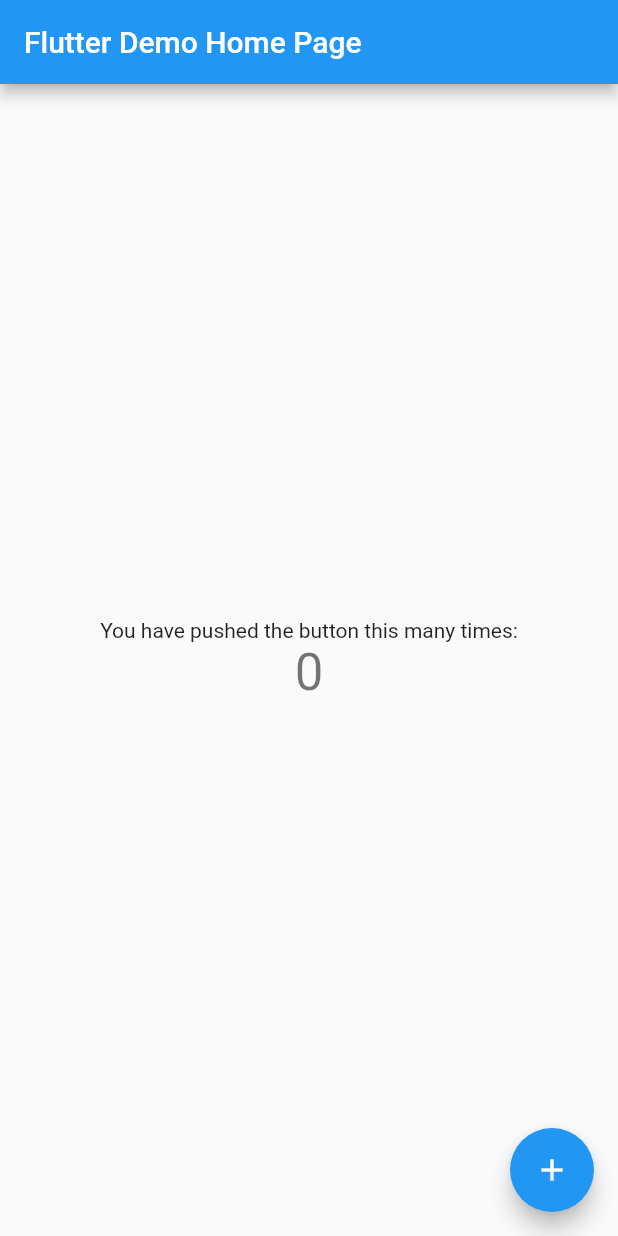
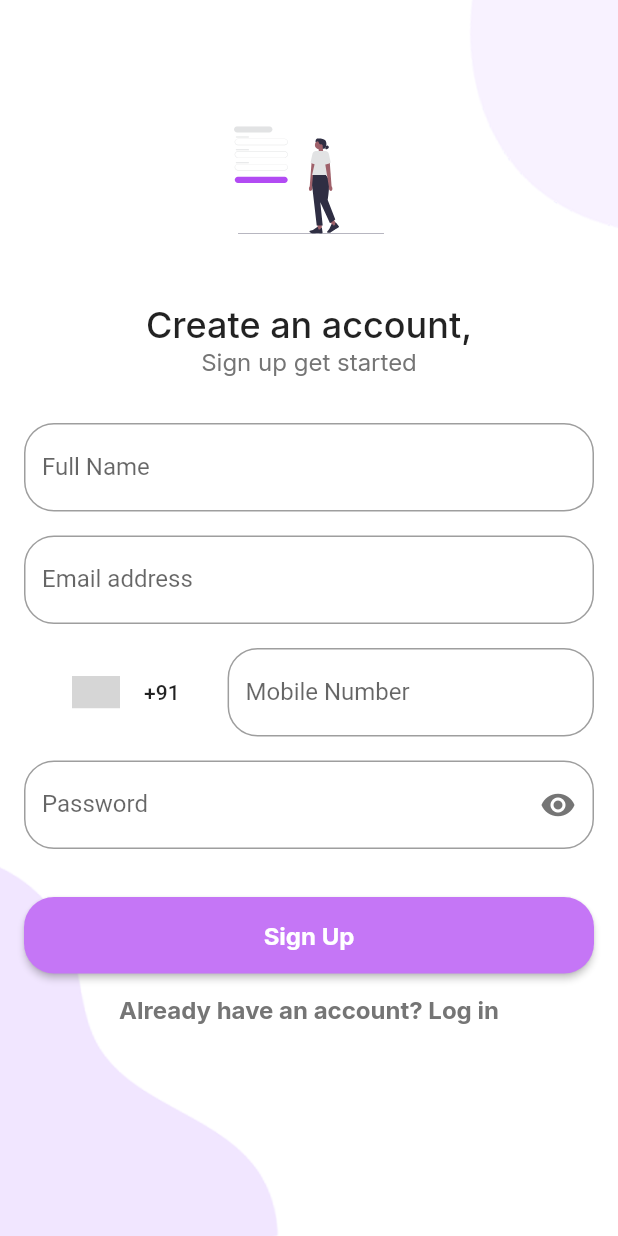
Before and after one commit to Churanta/ServiceApp-Motocross-India, a Flutter app: the screen it shows after launch, on a phone screen of 412 x 824 dp. Run offline on Flutter 3.47's test engine with Material 2 defaults, Android fonts, the phone set to English and light mode, and no system bars; drawn by our look-alikes of country_code_picker; our stand-ins replace flutter_svg, google_fonts; grey boxes are pictures that could not be loaded.

Commit message:
login & signup page

```diff
--- /dev/null
+++ b/lib/Authentication/signup_screen.dart
@@ -0,0 +1,191 @@
+import 'package:flutter/material.dart';
+import 'package:flutter/services.dart';
+import 'package:flutter_svg/flutter_svg.dart';
+import 'package:google_fonts/google_fonts.dart';
+import 'package:country_code_picker/country_code_picker.dart';
+
+
+class SignUpScreen extends StatefulWidget {
+  const SignUpScreen({Key? key}) : super(key: key);
+
+  @override
+  _SignUpScreenState createState() => _SignUpScreenState();
+}
+
+class _SignUpScreenState extends State<SignUpScreen> {
+  bool _obscureText = true;
+  String _selectedCountryCode = "+91"; // Default country code
+
+  @override
+  Widget build(BuildContext context) {
+    return Scaffold(
+        body: SizedBox(
+            height: MediaQuery.of(context).size.height,
+            width: MediaQuery.of(context).size.width,
+            child: Container(
+              decoration: BoxDecoration(
+                image: DecorationImage(
+                  image: AssetImage('assets/images/signinbg.png'),
+                  fit: BoxFit.cover,
+                ),
+              ),
+              child: SafeArea(
+                child: Padding(
+                  padding: const EdgeInsets.symmetric(horizontal: 16.0),
+                  child: SingleChildScrollView(
+                    child: Column(
+                      crossAxisAlignment: CrossAxisAlignment.start,
+                      children: [
+                        const SizedBox(height: 70.0),
+                        Center(
+                          child: SvgPicture.asset(
+                            'assets/svg/signup.svg',
+                            width: 100,
+                            height: 100,
+                          ),
+                        ),
+                        const SizedBox(height: 32.0),
+                        Center(
+                          child: Text(
+                            'Create an account,',
+                            style: GoogleFonts.inter(
+                              fontSize: 24,
+                              fontWeight: FontWeight.w500,
+                            ),
+                          ),
+                        ),
+                        Center(
+                          child: Text(
+                            'Sign up get started',
+                            style: GoogleFonts.inter(
+                              fontSize: 16,
+                              color: Colors.grey[600],
+                            ),
+                          ),
+                        ),
+                        const SizedBox(height: 32.0),
+                        TextField(
+                          decoration: InputDecoration(
+                            labelText: 'Full Name',
+                            border: OutlineInputBorder(
+                              borderRadius: BorderRadius.circular(20),
+                            ),
+                          ),
+                        ),
+                        const SizedBox(height: 16.0),
+                        TextField(
+                          decoration: InputDecoration(
+                            labelText: 'Email address',
+                            border: OutlineInputBorder(
+                              borderRadius: BorderRadius.circular(20),
+                            ),
+                          ),
+                        ),
+                        const SizedBox(height: 16.0),
+                        Row(
+                          children: [
+                            Expanded(
+                              flex: 0,
+                              child: CountryCodePicker(
+                                onChanged: (code) => setState(() =>
+                                    _selectedCountryCode = code.dialCode!),
+                                initialSelection: '+91',
+                                favorite: ['+91'],
+                                showCountryOnly: false,
+                                showOnlyCountryWhenClosed: false,
+                                alignLeft: false,
+                              ),
+                            ),
+                            SizedBox(width: 16.0),
+                            Expanded(
+                              flex: 3,
+                              child: TextField(
+                                keyboardType: TextInputType.number,
+                                inputFormatters: <TextInputFormatter>[
+                                  FilteringTextInputFormatter.digitsOnly
+                                ],
+                                decoration: InputDecoration(
+                                  labelText: 'Mobile Number',
+                                  border: OutlineInputBorder(
+                                    borderRadius: BorderRadius.circular(20),
+                                  ),
+                                ),
+                              ),
+                            ),
+                          ],
+                        ),
+                        const SizedBox(height: 16.0),
+                        TextField(
+                          obscureText: _obscureText,
+                          decoration: InputDecoration(
+                            labelText: 'Password',
+                            border: OutlineInputBorder(
+                              borderRadius: BorderRadius.circular(20),
+                            ),
+                            suffixIcon: IconButton(
+                              icon: Icon(
+                                _obscureText
+                                    ? Icons.visibility
+                                    : Icons.visibility_off,
+                                color: Colors.grey[600],
+                              ),
+                              onPressed: () {
+                                setState(() {
+                                  _obscureText = !_obscureText;
+                                });
+                              },
+                            ),
+                          ),
+                        ),
+                        const SizedBox(height: 32.0),
+                        ElevatedButton(
+                          onPressed: () {
+                            Navigator.pushNamed(context, '/otpInput');
+                          },
+                          style: ElevatedButton.styleFrom(
+                            primary: Color(0xffC576F6),
+                            shape: RoundedRectangleBorder(
+                              borderRadius: BorderRadius.circular(20),
+                            ),
+                          ),
+                          child: Padding(
+                            padding: const EdgeInsets.symmetric(vertical: 16.0),
+                            child: Center(
+                              child: Text(
+                                'Sign Up',
+                                style: GoogleFonts.inter(
+                                  fontSize: 16,
+                                  color: Colors.white,
+                                  fontWeight: FontWeight.bold,
+                                ),
+                              ),
+                            ),
+                          ),
+                        ),
+
+                        // const SizedBox(height: 16.0),
+
+                        // const SizedBox(height: 16.0),
+                        Center(
+                          child: TextButton(
+                            onPressed: () {
+                              Navigator.pushNamed(context, '/login');
+                            },
+                            child: Text(
+                              "Already have an account? Log in",
+                              style: GoogleFonts.inter(
+                                fontSize: 16,
+                                color: Colors.grey[600],
+                                fontWeight: FontWeight.bold,
+                              ),
+                            ),
+                          ),
+                        ),
+                      ],
+                    ),
+                  ),
+                ),
+              ),
+            )));
+  }
+}
--- a/lib/main.dart
+++ b/lib/main.dart
@@ -1,115 +1,29 @@
 import 'package:flutter/material.dart';
+import 'package:service_app/Authentication/login_screen.dart';
+import 'package:service_app/Authentication/signup_screen.dart';
+import 'package:service_app/Authentication/verifyotp.dart';
 
 void main() {
   runApp(const MyApp());
 }
 
 class MyApp extends StatelessWidget {
-  const MyApp({super.key});
+  const MyApp({Key? key}) : super(key: key);
 
-  // This widget is the root of your application.
   @override
   Widget build(BuildContext context) {
     return MaterialApp(
       title: 'Flutter Demo',
       theme: ThemeData(
-        // This is the theme of your application.
-        //
-        // Try running your application with "flutter run". You'll see the
-        // application has a blue toolbar. Then, without quitting the app, try
-        // changing the primarySwatch below to Colors.green and then invoke
-        // "hot reload" (press "r" in the console where you ran "flutter run",
-        // or simply save your changes to "hot reload" in a Flutter IDE).
-        // Notice that the counter didn't reset back to zero; the application
-        // is not restarted.
         primarySwatch: Colors.blue,
       ),
-      home: const MyHomePage(title: 'Flutter Demo Home Page'),
+      initialRoute: '/',
+      routes: {
+        '/': (context) => const SignUpScreen(),
+        '/login': (context) => const LoginScreen(),
+        '/signup': (context) => const SignUpScreen(),
+        '/otpInput': (context) =>  VerifyOtpPage(),
+      },
     );
   }
 }
-
-class MyHomePage extends StatefulWidget {
-  const MyHomePage({super.key, required this.title});
-
-  // This widget is the home page of your application. It is stateful, meaning
-  // that it has a State object (defined below) that contains fields that affect
-  // how it looks.
-
-  // This class is the configuration for the state. It holds the values (in this
-  // case the title) provided by the parent (in this case the App widget) and
-  // used by the build method of the State. Fields in a Widget subclass are
-  // always marked "final".
-
-  final String title;
-
-  @override
-  State<MyHomePage> createState() => _MyHomePageState();
-}
-
-class _MyHomePageState extends State<MyHomePage> {
-  int _counter = 0;
-
-  void _incrementCounter() {
-    setState(() {
-      // This call to setState tells the Flutter framework that something has
-      // changed in this State, which causes it to rerun the build method below
-      // so that the display can reflect the updated values. If we changed
-      // _counter without calling setState(), then the build method would not be
-      // called again, and so nothing would appear to happen.
-      _counter++;
-    });
-  }
-
-  @override
-  Widget build(BuildContext context) {
-    // This method is rerun every time setState is called, for instance as done
-    // by the _incrementCounter method above.
-    //
-    // The Flutter framework has been optimized to make rerunning build methods
-    // fast, so that you can just rebuild anything that needs updating rather
-    // than having to individually change instances of widgets.
-    return Scaffold(
-      appBar: AppBar(
-        // Here we take the value from the MyHomePage object that was created by
-        // the App.build method, and use it to set our appbar title.
-        title: Text(widget.title),
-      ),
-      body: Center(
-        // Center is a layout widget. It takes a single child and positions it
-        // in the middle of the parent.
-        child: Column(
-          // Column is also a layout widget. It takes a list of children and
-          // arranges them vertically. By default, it sizes itself to fit its
-          // children horizontally, and tries to be as tall as its parent.
-          //
-          // Invoke "debug painting" (press "p" in the console, choose the
-          // "Toggle Debug Paint" action from the Flutter Inspector in Android
-          // Studio, or the "Toggle Debug Paint" command in Visual Studio Code)
-          // to see the wireframe for each widget.
-          //
-          // Column has various properties to control how it sizes itself and
-          // how it positions its children. Here we use mainAxisAlignment to
-          // center the children vertically; the main axis here is the vertical
-          // axis because Columns are vertical (the cross axis would be
-          // horizontal).
-          mainAxisAlignment: MainAxisAlignment.center,
-          children: <Widget>[
-            const Text(
-              'You have pushed the button this many times:',
-            ),
-            Text(
-              '$_counter',
-              style: Theme.of(context).textTheme.headlineMedium,
-            ),
-          ],
-        ),
-      ),
-      floatingActionButton: FloatingActionButton(
-        onPressed: _incrementCounter,
-        tooltip: 'Increment',
-        child: const Icon(Icons.add),
-      ), // This trailing comma makes auto-formatting nicer for build methods.
-    );
-  }
-}
```
Also changed, not shown: lib/Authentication/login_screen.dart (added, +146 -0 lines), lib/Authentication/verifyotp.dart (added, +53 -0 lines), pubspec.yaml (+10 -3 lines), assets/images/background.png (added), assets/images/signinbg.png (added), assets/svg/background.svg (added), assets/svg/login.svg (added), assets/svg/signup.svg (added), pubspec.lock, 1 other file.
